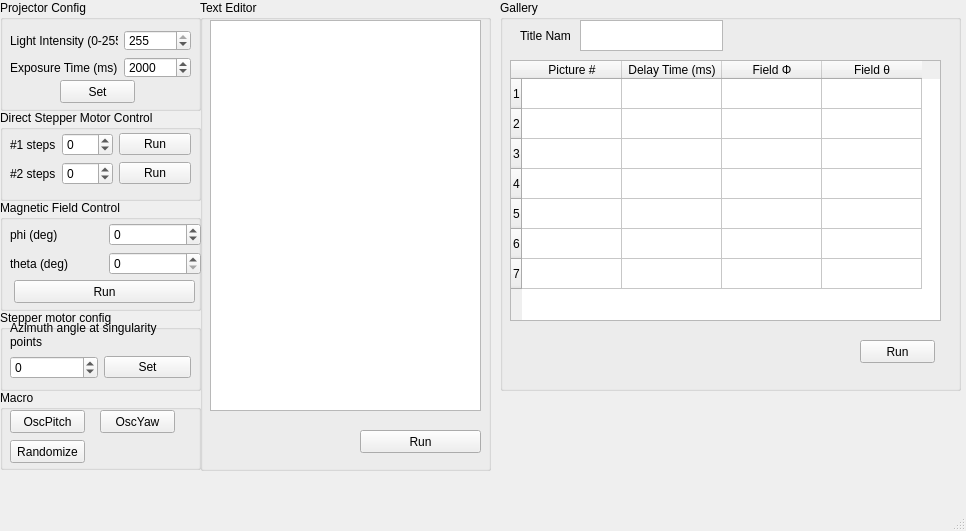
ZhaoxinLee/MagRobotPrinter, file pycrafter4500_stepper-based-master/client side/mainwindow.ui: the form before one commit.
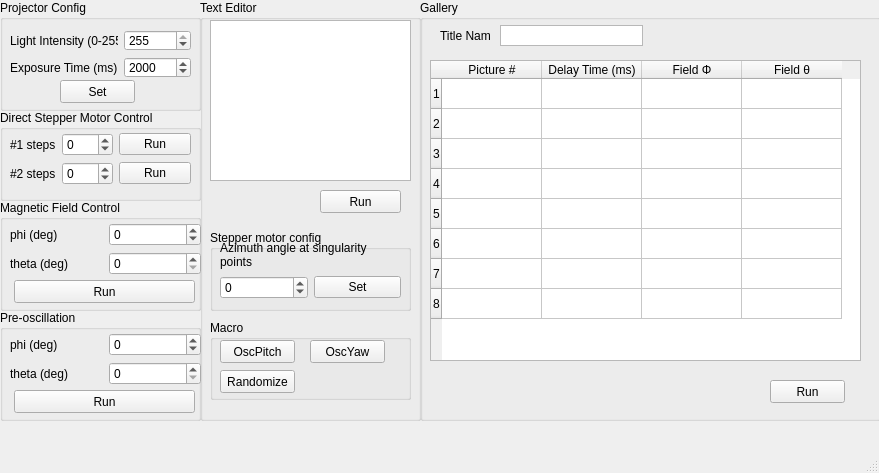
The form after the commit.

What changed in the file:
```diff
--- a/pycrafter4500_stepper-based-master/client side/mainwindow.ui
+++ b/pycrafter4500_stepper-based-master/client side/mainwindow.ui
@@ -6,8 +6,8 @@
    <rect>
     <x>0</x>
     <y>0</y>
-    <width>966</width>
-    <height>531</height>
+    <width>879</width>
+    <height>473</height>
    </rect>
   </property>
   <property name="windowTitle">
@@ -97,8 +97,8 @@
      <rect>
       <x>200</x>
       <y>0</y>
-      <width>291</width>
-      <height>471</height>
+      <width>221</width>
+      <height>421</height>
      </rect>
     </property>
     <property name="title">
@@ -109,17 +109,17 @@
       <rect>
        <x>10</x>
        <y>20</y>
-       <width>271</width>
-       <height>391</height>
+       <width>201</width>
+       <height>161</height>
       </rect>
      </property>
     </widget>
     <widget class="QPushButton" name="btn_editor_update">
      <property name="geometry">
       <rect>
-       <x>160</x>
-       <y>430</y>
-       <width>121</width>
+       <x>120</x>
+       <y>190</y>
+       <width>81</width>
        <height>23</height>
       </rect>
      </property>
@@ -127,6 +127,114 @@
       <string>Run</string>
      </property>
     </widget>
+    <widget class="QGroupBox" name="groupBox_6">
+     <property name="geometry">
+      <rect>
+       <x>10</x>
+       <y>320</y>
+       <width>201</width>
+       <height>80</height>
+      </rect>
+     </property>
+     <property name="title">
+      <string>Macro</string>
+     </property>
+     <widget class="QPushButton" name="btn_oscPitch">
+      <property name="geometry">
+       <rect>
+        <x>10</x>
+        <y>20</y>
+        <width>75</width>
+        <height>23</height>
+       </rect>
+      </property>
+      <property name="text">
+       <string>OscPitch</string>
+      </property>
+     </widget>
+     <widget class="QPushButton" name="btn_oscYaw">
+      <property name="geometry">
+       <rect>
+        <x>100</x>
+        <y>20</y>
+        <width>75</width>
+        <height>23</height>
+       </rect>
+      </property>
+      <property name="text">
+       <string>OscYaw</string>
+      </property>
+     </widget>
+     <widget class="QPushButton" name="btn_oscRandomize">
+      <property name="geometry">
+       <rect>
+        <x>10</x>
+        <y>50</y>
+        <width>75</width>
+        <height>23</height>
+       </rect>
+      </property>
+      <property name="text">
+       <string>Randomize</string>
+      </property>
+     </widget>
+    </widget>
+    <widget class="QGroupBox" name="groupBox_3">
+     <property name="geometry">
+      <rect>
+       <x>10</x>
+       <y>230</y>
+       <width>201</width>
+       <height>81</height>
+      </rect>
+     </property>
+     <property name="title">
+      <string>Stepper motor config</string>
+     </property>
+     <widget class="QWidget" name="layoutWidget">
+      <property name="geometry">
+       <rect>
+        <x>10</x>
+        <y>10</y>
+        <width>181</width>
+        <height>59</height>
+       </rect>
+      </property>
+      <layout class="QVBoxLayout" name="verticalLayout">
+       <item>
+        <widget class="QLabel" name="label_3">
+         <property name="text">
+          <string>Azimuth angle at singularity points</string>
+         </property>
+         <property name="wordWrap">
+          <bool>true</bool>
+         </property>
+        </widget>
+       </item>
+       <item>
+        <layout class="QHBoxLayout" name="horizontalLayout">
+         <item>
+          <widget class="QSpinBox" name="spb_phi_at_singularity">
+           <property name="minimum">
+            <number>-180</number>
+           </property>
+           <property name="maximum">
+            <number>180</number>
+           </property>
+          </widget>
+         </item>
+         <item>
+          <widget class="QPushButton" name="btn_phi_at_singularity">
+           <property name="text">
+            <string>Set</string>
+           </property>
+          </widget>
+         </item>
+        </layout>
+       </item>
+      </layout>
+     </widget>
+    </widget>
    </widget>
    <widget class="QGroupBox" name="groupBox_4">
     <property name="geometry">
@@ -273,121 +381,13 @@
      </property>
     </widget>
    </widget>
-   <widget class="QGroupBox" name="groupBox_3">
-    <property name="geometry">
-     <rect>
-      <x>0</x>
-      <y>310</y>
-      <width>201</width>
-      <height>81</height>
-     </rect>
-    </property>
-    <property name="title">
-     <string>Stepper motor config</string>
-    </property>
-    <widget class="QWidget" name="layoutWidget">
-     <property name="geometry">
-      <rect>
-       <x>10</x>
-       <y>10</y>
-       <width>181</width>
-       <height>59</height>
-      </rect>
-     </property>
-     <layout class="QVBoxLayout" name="verticalLayout">
-      <item>
-       <widget class="QLabel" name="label_3">
-        <property name="text">
-         <string>Azimuth angle at singularity points</string>
-        </property>
-        <property name="wordWrap">
-         <bool>true</bool>
-        </property>
-       </widget>
-      </item>
-      <item>
-       <layout class="QHBoxLayout" name="horizontalLayout">
-        <item>
-         <widget class="QSpinBox" name="spb_phi_at_singularity">
-          <property name="minimum">
-           <number>-180</number>
-          </property>
-          <property name="maximum">
-           <number>180</number>
-          </property>
-         </widget>
-        </item>
-        <item>
-         <widget class="QPushButton" name="btn_phi_at_singularity">
-          <property name="text">
-           <string>Set</string>
-          </property>
-         </widget>
-        </item>
-       </layout>
-      </item>
-     </layout>
-    </widget>
-   </widget>
-   <widget class="QGroupBox" name="groupBox_6">
-    <property name="geometry">
-     <rect>
-      <x>0</x>
-      <y>390</y>
-      <width>201</width>
-      <height>80</height>
-     </rect>
-    </property>
-    <property name="title">
-     <string>Macro</string>
-    </property>
-    <widget class="QPushButton" name="btn_oscPitch">
-     <property name="geometry">
-      <rect>
-       <x>10</x>
-       <y>20</y>
-       <width>75</width>
-       <height>23</height>
-      </rect>
-     </property>
-     <property name="text">
-      <string>OscPitch</string>
-     </property>
-    </widget>
-    <widget class="QPushButton" name="btn_oscYaw">
-     <property name="geometry">
-      <rect>
-       <x>100</x>
-       <y>20</y>
-       <width>75</width>
-       <height>23</height>
-      </rect>
-     </property>
-     <property name="text">
-      <string>OscYaw</string>
-     </property>
-    </widget>
-    <widget class="QPushButton" name="btn_oscRandomize">
-     <property name="geometry">
-      <rect>
-       <x>10</x>
-       <y>50</y>
-       <width>75</width>
-       <height>23</height>
-      </rect>
-     </property>
-     <property name="text">
-      <string>Randomize</string>
-     </property>
-    </widget>
-   </widget>
    <widget class="QGroupBox" name="groupBox_8">
     <property name="geometry">
      <rect>
-      <x>500</x>
+      <x>420</x>
       <y>0</y>
       <width>461</width>
-      <height>391</height>
+      <height>421</height>
      </rect>
     </property>
     <property name="title">
@@ -399,7 +399,7 @@
        <x>10</x>
        <y>60</y>
        <width>431</width>
-       <height>261</height>
+       <height>301</height>
       </rect>
      </property>
      <row>
@@ -437,6 +437,11 @@
        <string>7</string>
       </property>
      </row>
+     <row>
+      <property name="text">
+       <string>8</string>
+      </property>
+     </row>
      <column>
       <property name="text">
        <string>Picture #</string>
@@ -461,8 +466,8 @@
     <widget class="QPushButton" name="btn_runGallery">
      <property name="geometry">
       <rect>
-       <x>360</x>
-       <y>340</y>
+       <x>350</x>
+       <y>380</y>
        <width>75</width>
        <height>23</height>
       </rect>
@@ -478,9 +483,9 @@
      <property name="geometry">
       <rect>
        <x>80</x>
-       <y>20</y>
+       <y>25</y>
        <width>143</width>
-       <height>31</height>
+       <height>21</height>
       </rect>
      </property>
      <property name="sizePolicy">
@@ -495,6 +500,9 @@
        <height>0</height>
       </size>
      </property>
+     <property name="verticalScrollBarPolicy">
+      <enum>Qt::ScrollBarAlwaysOff</enum>
+     </property>
      <property name="centerOnScroll">
       <bool>false</bool>
      </property>
@@ -513,6 +521,78 @@
      </property>
     </widget>
    </widget>
+   <widget class="QGroupBox" name="groupBox_7">
+    <property name="geometry">
+     <rect>
+      <x>0</x>
+      <y>310</y>
+      <width>201</width>
+      <height>111</height>
+     </rect>
+    </property>
+    <property name="title">
+     <string>Pre-oscillation</string>
+    </property>
+    <widget class="QWidget" name="layoutWidget_4">
+     <property name="geometry">
+      <rect>
+       <x>10</x>
+       <y>23</y>
+       <width>191</width>
+       <height>54</height>
+      </rect>
+     </property>
+     <layout class="QGridLayout" name="gridLayout_5">
+      <item row="1" column="0">
+       <widget class="QLabel" name="label_11">
+        <property name="text">
+         <string>theta (deg)</string>
+        </property>
+       </widget>
+      </item>
+      <item row="0" column="1">
+       <widget class="QSpinBox" name="spb_phi_3">
+        <property name="minimum">
+         <number>-360</number>
+        </property>
+        <property name="maximum">
+         <number>360</number>
+        </property>
+       </widget>
+      </item>
+      <item row="0" column="0">
+       <widget class="QLabel" name="label_12">
+        <property name="text">
+         <string>phi (deg)</string>
+        </property>
+       </widget>
+      </item>
+      <item row="1" column="1">
+       <widget class="QSpinBox" name="spb_theta_3">
+        <property name="minimum">
+         <number>0</number>
+        </property>
+        <property name="maximum">
+         <number>180</number>
+        </property>
+       </widget>
+      </item>
+     </layout>
+    </widget>
+    <widget class="QPushButton" name="btn_preosc_run">
+     <property name="geometry">
+      <rect>
+       <x>14</x>
+       <y>80</y>
+       <width>181</width>
+       <height>23</height>
+      </rect>
+     </property>
+     <property name="text">
+      <string>Run</string>
+     </property>
+    </widget>
+   </widget>
   </widget>
   <widget class="QMenuBar" name="menubar">
    <property name="geometry">
```
Left out of the diff: 2 changed lines with no effect on the pictures.
